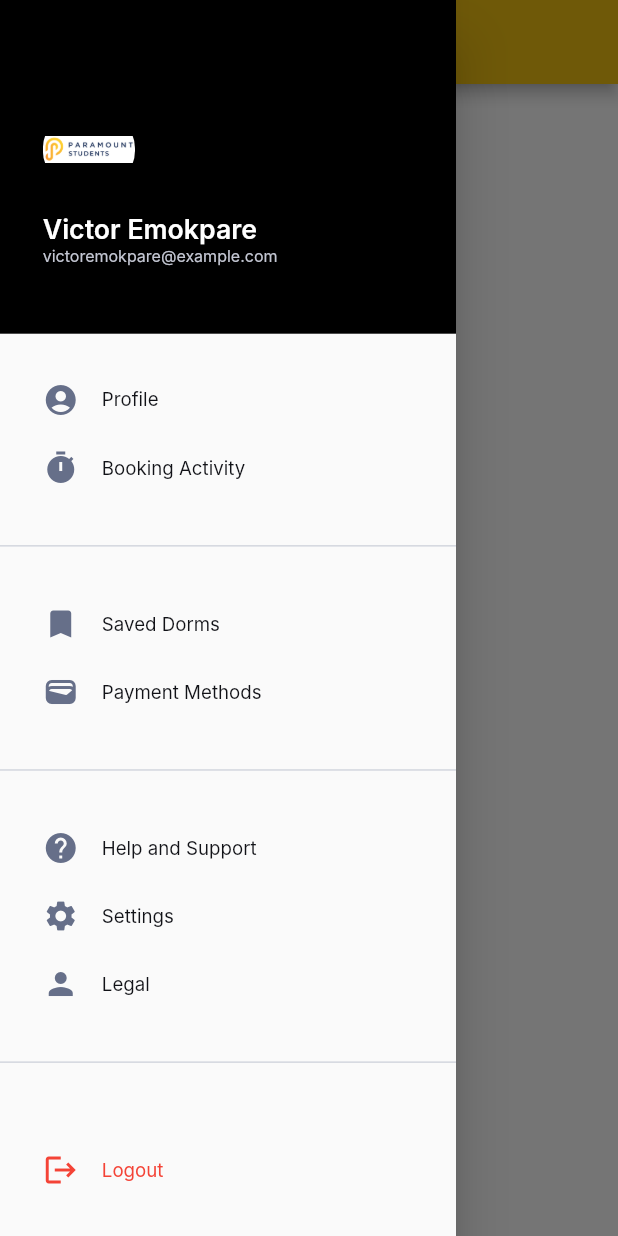
After one commit to MuhammedKasujja/dormitory_app, a Flutter app: the HomePage screen opened by its route, with the side drawer open, on a phone screen of 412 x 824 dp. The commit adds this screen. Run offline on Flutter 3.47's test engine with Material 2 defaults, Android fonts, the light colour scheme and no system bars; our stand-ins replace bloc, dio, easy_localization, equatable, flutter_bloc, flutter_form_builder and 4 more; network calls fail; Roboto replaces fonts that are missing (Inter).

Commit message:
feat: design menu drawer

```diff
--- a/lib/app.dart
+++ b/lib/app.dart
@@ -4,19 +4,11 @@ import 'package:dormitory_app/infra/infra.dart';
 import 'package:dormitory_app/presentation/router/router.dart';
 import 'package:flutter/material.dart';
 
-import 'presentation/pages/pages.dart';
-
-class AppPage extends StatefulWidget {
+class AppPage extends StatelessWidget {
   const AppPage({super.key});
 
   @override
-  State<AppPage> createState() => _AppPageState();
-}
-
-class _AppPageState extends State<AppPage> {
-
-  @override
-  Widget build(BuildContext _) {
+  Widget build(BuildContext context) {
     return ScreenUtilInit(
       designSize: const Size(428, 926),
       minTextAdapt: true,
@@ -30,9 +22,9 @@ class _AppPageState extends State<AppPage> {
           theme: AppTheme.light(context),
           onGenerateRoute: onGenerateRoute,
           home: child,
+          initialRoute: Routes.login,
         );
       },
-      child: const LoginPage(),
     );
   }
 }
--- a/lib/infra/theme/theme.dart
+++ b/lib/infra/theme/theme.dart
@@ -87,7 +87,7 @@ class AppTheme {
         ),
         dividerTheme: DividerThemeData(
           thickness: 1,
-          color: Theme.of(context).hintColor,
+          color: AppColors.divider,
         ),
       );
 
--- a/lib/presentation/pages/auth/login/login.dart
+++ b/lib/presentation/pages/auth/login/login.dart
@@ -1,6 +1,8 @@
 import 'package:dormitory_app/infra/infra.dart';
 import 'package:dormitory_app/presentation/pages/auth/sign_up/widgets/sign_up_form.dart';
+import 'package:dormitory_app/presentation/router/router.dart';
 import 'package:dormitory_app/presentation/widgets/widgets.dart';
+import 'package:flutter/gestures.dart';
 import 'package:flutter/material.dart';
 import 'package:flutter_svg/flutter_svg.dart';
 
@@ -61,13 +63,18 @@ class _LoginPageState extends State<LoginPage> {
             const SizedBox().small(),
             Center(
               child: Text.rich(
-                TextSpan(text: 'Continue as a ', children: [
-                  TextSpan(
-                      text: 'Guest',
-                      style: TextStyle(
-                        color: AppColors.primary,
-                      ))
-                ]),
+                TextSpan(
+                  text: 'Continue as a ',
+                  children: [
+                    TextSpan(
+                        text: 'Guest',
+                        style: TextStyle(
+                          color: AppColors.primary,
+                        ))
+                  ],
+                  recognizer: TapGestureRecognizer()
+                    ..onTap = () => Navigator.pushNamed(context, Routes.home),
+                ),
                 style: TextStyle(
                   fontWeight: FontWeight.w600,
                   color: AppColors.text1,
--- a/lib/presentation/pages/auth/login/widgets/login_form.dart
+++ b/lib/presentation/pages/auth/login/widgets/login_form.dart
@@ -47,7 +47,12 @@ class _LoginFormState extends State<LoginForm> {
           ],
         ),
         const SizedBox().scaleHeight(25),
-        CustomButton(onPressed: () {}, label: 'Login'),
+        CustomButton(
+          label: 'Login',
+          onPressed: () {
+            Navigator.pushNamed(context, Routes.home);
+          },
+        ),
       ],
     );
   }
--- a/lib/presentation/pages/home/home.dart
+++ b/lib/presentation/pages/home/home.dart
@@ -0,0 +1,19 @@
+import 'package:dormitory_app/presentation/widgets/widgets.dart';
+import 'package:flutter/material.dart';
+
+class HomePage extends StatelessWidget {
+  const HomePage({super.key});
+
+  @override
+  Widget build(BuildContext context) {
+    return  Scaffold(
+      drawer: MenuDrawer(),
+      appBar: AppBar(
+
+      ),
+      body: SafeArea(
+        child: SingleChildScrollView(),
+      ),
+    );
+  }
+}
--- a/lib/presentation/router/router.dart
+++ b/lib/presentation/router/router.dart
@@ -16,6 +16,8 @@ Route onGenerateRoute(RouteSettings settings) => _fadeThrough(
       (context) {
         switch (settings.name) {
           case Routes.home:
+            return const HomePage();
+          case Routes.login:
             return const LoginPage();
           case Routes.verifyOtp:
             return const VerifyOtpPage();
--- /dev/null
+++ b/lib/presentation/widgets/menu_drawer.dart
@@ -0,0 +1,160 @@
+import 'package:dormitory_app/infra/infra.dart';
+import 'package:dormitory_app/presentation/router/router.dart';
+import 'package:dormitory_app/presentation/widgets/widgets.dart';
+import 'package:flutter/material.dart';
+
+class MenuDrawer extends StatefulWidget {
+  const MenuDrawer({Key? key}) : super(key: key);
+
+  @override
+  State<MenuDrawer> createState() => _MenuDrawerState();
+}
+
+class _MenuDrawerState extends State<MenuDrawer> {
+  @override
+  Widget build(BuildContext context) {
+    return Drawer(
+      child: Column(
+        mainAxisAlignment: MainAxisAlignment.start,
+        children: [
+          SingleChildScrollView(
+            child: Column(
+              children: [
+                const _ProfileHeader(),
+                const SizedBox().medium(),
+                const _DrawerItem(title: 'Profile', icon: Icons.account_circle),
+                const _DrawerItem(
+                    title: 'Booking Activity', icon: Icons.timer),
+                const SizedBox().medium(),
+                const Divider(),
+                const SizedBox().medium(),
+                const _DrawerItem(title: 'Saved Dorms', icon: Icons.bookmark),
+                const _DrawerItem(title: 'Payment Methods', icon: Icons.wallet),
+                const SizedBox().medium(),
+                const Divider(),
+                const SizedBox().medium(),
+                const _DrawerItem(title: 'Help and Support', icon: Icons.help),
+                const _DrawerItem(title: 'Settings', icon: Icons.settings),
+                const _DrawerItem(title: 'Legal', icon: Icons.person),
+                const SizedBox().medium(),
+                const Divider(),
+                const SizedBox().medium(),
+              ],
+            ),
+          ),
+          const Spacer(),
+          const _LogoutIcon(),
+          const SizedBox().medium(),
+        ],
+      ),
+    );
+  }
+}
+
+class _DrawerItem extends StatelessWidget {
+  final String title;
+  final IconData icon;
+  final String? route;
+  final bool isLogout;
+  const _DrawerItem({
+    required this.title,
+    required this.icon,
+    this.route,
+    this.isLogout = false,
+  });
+
+  @override
+  Widget build(BuildContext context) {
+    return InkWell(
+      onTap: () {
+        if (route != null) {
+          Navigator.pushNamed(context, route!);
+        }
+      },
+      child: Container(
+        padding: EdgeInsets.symmetric(vertical: 12.r, horizontal: 32.r),
+        child: Row(
+          children: [
+            Icon(
+              icon,
+              color: isLogout ? Colors.red : AppColors.textHint,
+            ),
+            SizedBox(
+              width: 16.w,
+            ),
+            Text(
+              title,
+              style: TextStyle(
+                fontSize: 14.sp,
+                color: isLogout ? Colors.red : AppColors.text1,
+                fontWeight: FontWeight.w400,
+              ),
+            )
+          ],
+        ),
+      ),
+    );
+  }
+}
+
+class _LogoutIcon extends StatelessWidget {
+  const _LogoutIcon();
+
+  @override
+  Widget build(BuildContext context) {
+    return const _DrawerItem(
+      isLogout: true,
+      icon: Icons.logout,
+      title: 'Logout',
+      route: Routes.login,
+    );
+  }
+}
+
+class _ProfileHeader extends StatelessWidget {
+  const _ProfileHeader();
+
+  @override
+  Widget build(BuildContext context) {
+    return Container(
+      padding: EdgeInsets.fromLTRB(32.r, (kToolbarHeight + 24).r, 16.r, 40.r),
+      height: 250.h,
+      color: Colors.black,
+      width: double.infinity,
+      child: Column(
+        crossAxisAlignment: CrossAxisAlignment.start,
+        children: [
+          ClipRRect(
+            borderRadius: BorderRadius.circular(50.r),
+            child: SizedBox(
+              width: 64.w,
+              height: 64.r,
+              child: ImageLoader(
+                imageUrl:
+                    'https://static.vecteezy.com/system/resources/thumbnails/019/900/322/small/happy-young-cute-illustration-face-profile-png.png',
+                placeholderImage: Assets.logo,
+              ),
+            ),
+          ),
+          const SizedBox().small(),
+          Text(
+            'Victor Emokpare',
+            style: TextStyle(
+              fontSize: 20.sp,
+              fontWeight: FontWeight.w600,
+              color: Colors.white,
+            ),
+          ),
+          Text(
+            'victoremokpare@example.com',
+            style: TextStyle(
+              fontSize: 12.sp,
+              fontWeight: FontWeight.w400,
+              color: const Color(0xFFC3C6D2),
+            ),
+          ),
+        ],
+      ),
+    );
+  }
+}
--- a/lib/presentation/widgets/widgets.dart
+++ b/lib/presentation/widgets/widgets.dart
@@ -8,5 +8,6 @@ export 'alert.dart';
 export './custom_checkbox.dart';
 export 'alert_dialog.dart';
 export './tabs.dart';
+export './menu_drawer.dart';
 
 export './extensions/extensions.dart';
```
Also changed, not shown: lib/presentation/pages/home/widgets/app_bar.dart (added), lib/presentation/pages/home/widgets/widgets.dart (added).
